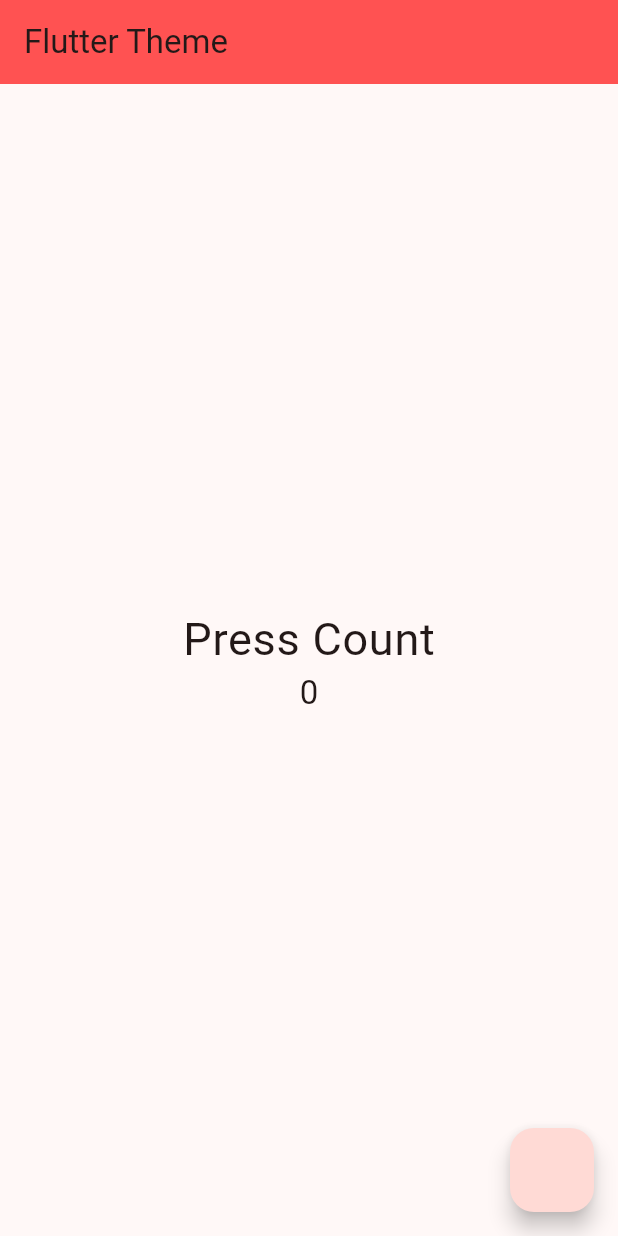
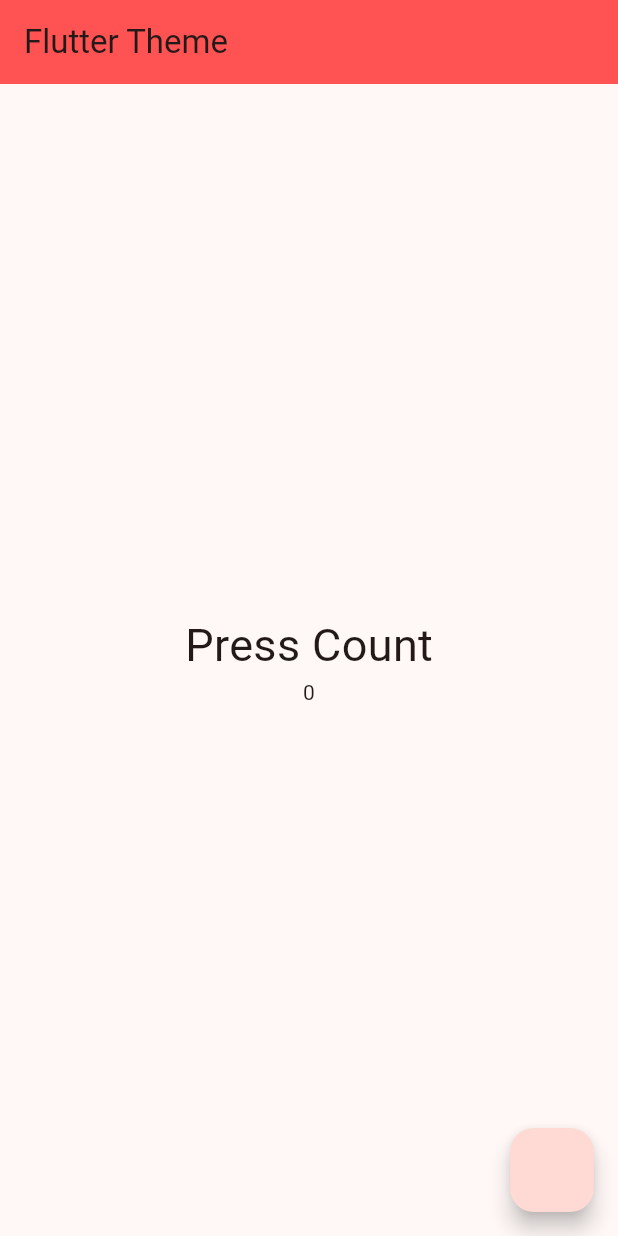
Before and after one commit to khanian/example_theme, a Flutter app: the screen it shows after launch, on a phone screen of 412 x 824 dp. Run offline on Flutter 3.47's test engine with Material 2 defaults, Android fonts, the phone set to English and light mode, and no system bars.

Commit message:
customTheme theme

```diff
--- a/lib/main.dart
+++ b/lib/main.dart
@@ -4,25 +4,21 @@ void main() {
   runApp(
     MaterialApp(
       home: const HomeWidget(),
-      theme: ThemeData(
-        // colorScheme: ColorScheme.dark(),
+      theme: customTheme
+    ),
+  );
+}
+
+final customTheme = ThemeData(
     colorScheme: ColorScheme.fromSeed(seedColor: Colors.red),
     textTheme: const TextTheme(
         bodyLarge: TextStyle(fontWeight: FontWeight.normal, fontSize: 30)
     ),
     useMaterial3: true,
-        // colorScheme: const ColorScheme.light(
-        //   primary: Colors.orange,
-        //   secondary: Colors.yellow,
-        //   tertiary: Colors.indigo
-        // ),
     appBarTheme: const AppBarTheme(
       backgroundColor: Colors.redAccent,
     )
-      ),
-    ),
 );
-}
 
 class HomeWidget extends StatefulWidget {
   const HomeWidget({super.key});
@@ -36,7 +32,8 @@ class _HomeWidgetState extends State<HomeWidget> {
 
   @override
   Widget build(BuildContext context) {
-    final textTheme = Theme.of(context).textTheme;
+    // final textTheme = Theme.of(context).textTheme;
+    final textTheme = customTheme.textTheme;
 
     return Scaffold(
       appBar: AppBar(
```
Lines whose indentation alone changed are shown as unchanged.
